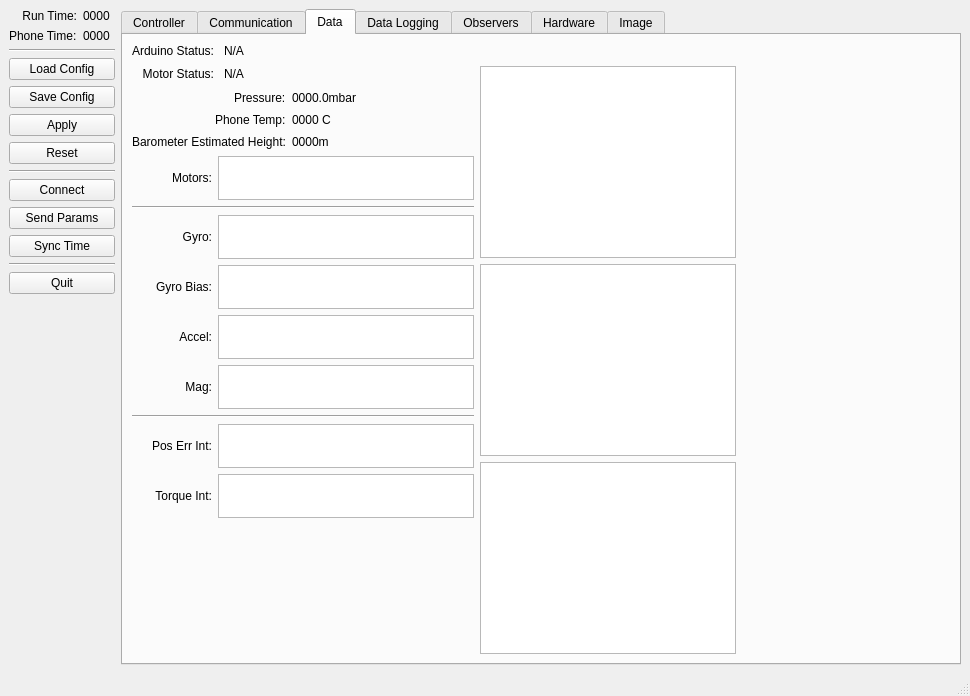
Qt form Leash/src/Leash.ui (ryan0270/quadrover) before a commit.
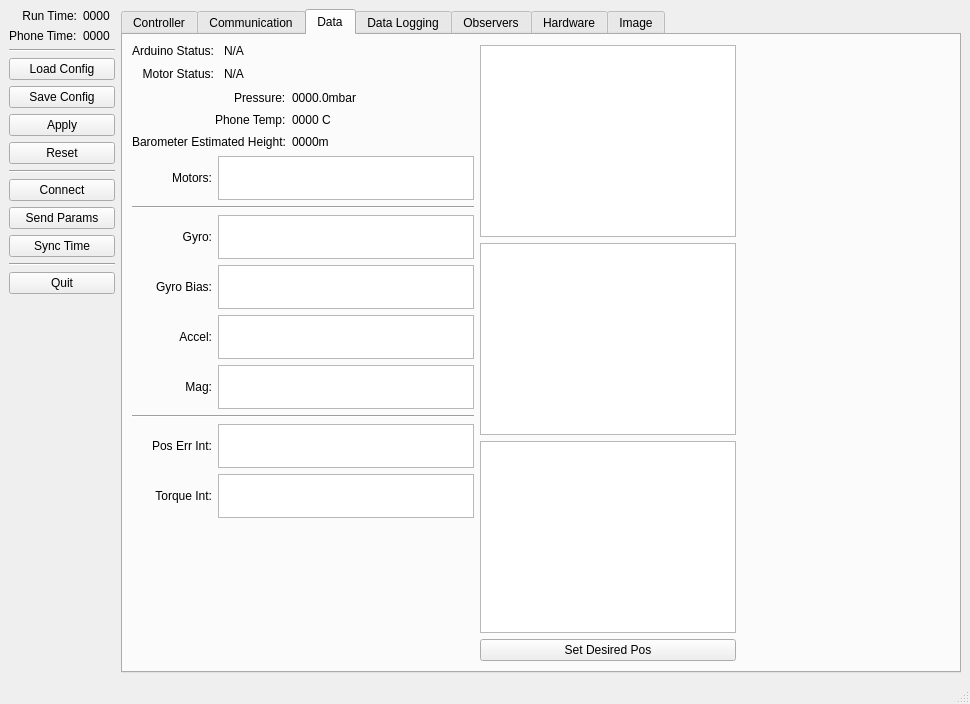
The same form after that commit. The open tabs and pages were chosen to show the change.

Patch:
```diff
--- a/Leash/src/Leash.ui
+++ b/Leash/src/Leash.ui
@@ -1304,6 +1304,26 @@
             </property>
            </widget>
           </item>
+          <item>
+           <widget class="QPushButton" name="btnSetDesiredPos">
+            <property name="text">
+             <string>Set Desired Pos</string>
+            </property>
+           </widget>
+          </item>
+          <item>
+           <spacer name="verticalSpacer_13">
+            <property name="orientation">
+             <enum>Qt::Vertical</enum>
+            </property>
+            <property name="sizeHint" stdset="0">
+             <size>
+              <width>20</width>
+              <height>40</height>
+             </size>
+            </property>
+           </spacer>
+          </item>
          </layout>
         </item>
         <item>
```
Left out of the diff: 2 changed lines with no effect on the pictures.
